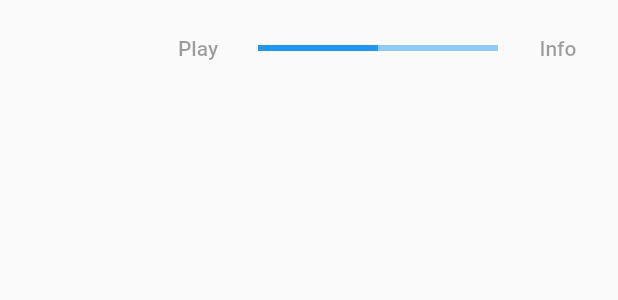
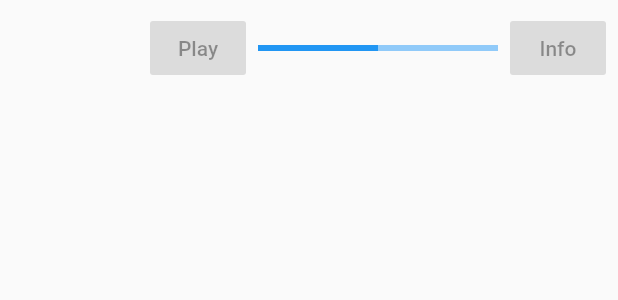
Before and after one commit to secretlocation/chimera-flutter, a Flutter app: the VideoControlsBar widget shown alone on an empty page, opened directly, on a phone screen of 412 x 824 dp. Shown: the top 300 px of the screen. Run offline on Flutter 3.47's test engine with Material 2 defaults, Android fonts, the phone set to English and light mode, and no system bars; our stand-ins replace video_player.

Commit message:
Added initial video

```diff
--- a/lib/video_view.dart
+++ b/lib/video_view.dart
@@ -139,11 +139,10 @@ class VideoControlsBar extends StatelessWidget
 
   @override
   Widget build(BuildContext context) {
-    // TODO: implement build
     return new ButtonBar(
 
       children: <Widget>[
-        new FlatButton(
+        new RaisedButton(
           child: new Text('Play'),
           onPressed: null,
         ),
@@ -153,7 +152,7 @@ class VideoControlsBar extends StatelessWidget
             value: 0.5,
           ),
         ),
-        new FlatButton(
+        new RaisedButton(
           child: new Text('Info'),
           onPressed: null,
         ),
```
